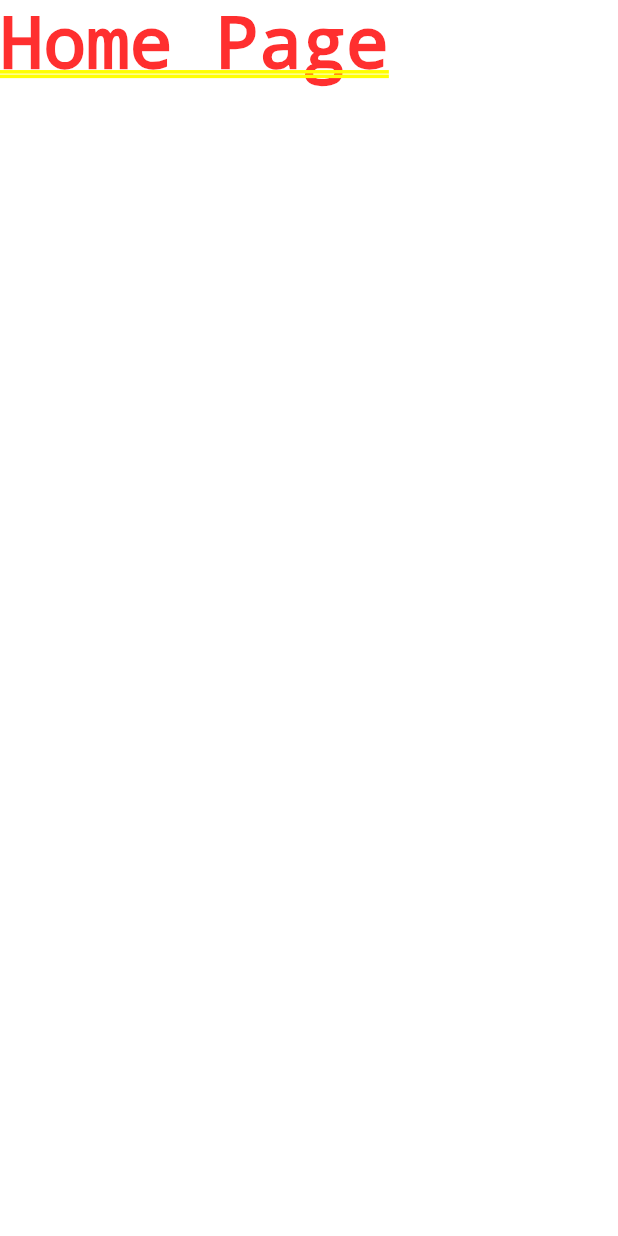
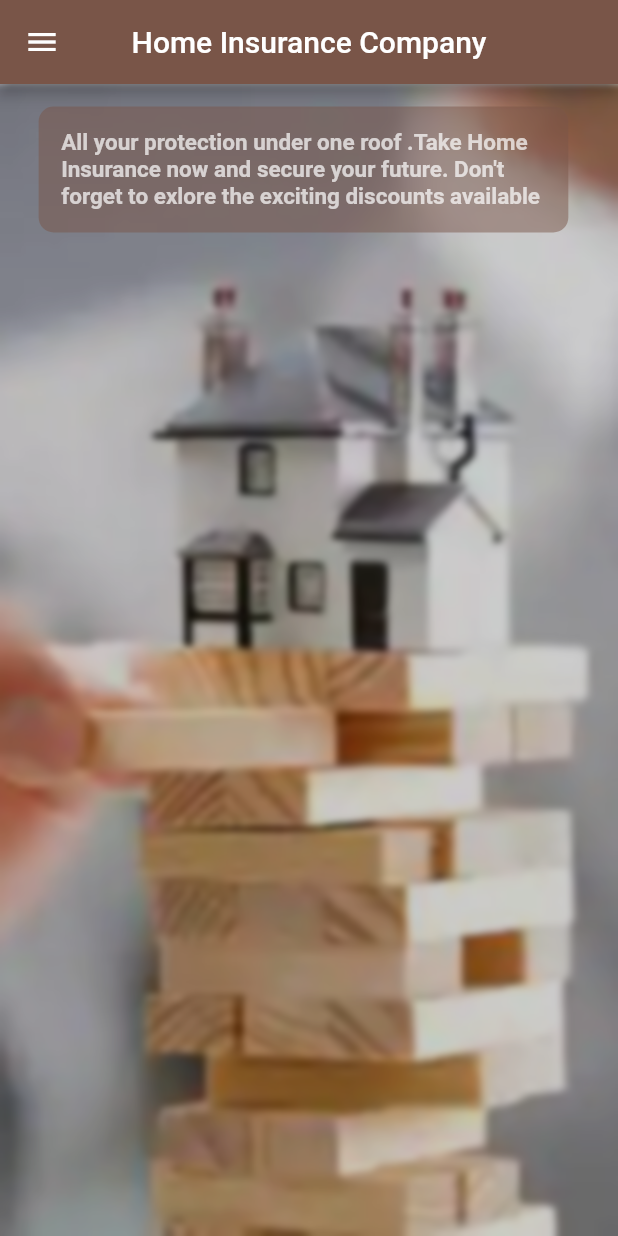
Before and after one commit to khushi2305/smart-home-insurance-discounts-app, a Flutter app: the screen it shows after launch, on a phone screen of 412 x 824 dp. Run offline on Flutter 3.47's test engine with Material 2 defaults, Android fonts, the phone set to English and light mode, and no system bars.

Commit message:
Added home page and linked it to menubar page

```diff
--- a/home_insurance_app/lib/main.dart
+++ b/home_insurance_app/lib/main.dart
@@ -1,5 +1,5 @@
 import 'package:flutter/material.dart';
-
+import 'package:homeinsuranceapp/pages/home.dart';
 void main()  {
   runApp(MyApp());
 }
@@ -8,7 +8,9 @@ class MyApp extends StatelessWidget {
 
   Widget build(BuildContext context) {
     return MaterialApp(
-      home:Text('Home Page'),
+      routes:{
+        '/':(context)=>HomePage(),
+      },
     );
   }
 }
--- /dev/null
+++ b/home_insurance_app/lib/pages/home.dart
@@ -0,0 +1,67 @@
+import 'package:flutter/material.dart';
+import 'package:homeinsuranceapp/pages/menubar.dart';
+import 'dart:ui';
+
+
+class HomePage extends StatefulWidget {
+  @override
+  _HomePageState createState() => _HomePageState();
+}
+
+class _HomePageState extends State<HomePage> {
+  @override
+  Widget build(BuildContext context) {
+  MediaQueryData mediaQuery = MediaQuery.of(context);
+  double screenwidth= mediaQuery.size.width;
+    return Scaffold(
+      drawer:AppDrawer(), // Sidebar
+      appBar:AppBar(
+        title:Text('Home Insurance Company'),
+        centerTitle: true ,
+        backgroundColor: Colors.brown,
+        ),
+      body:Stack(children: <Widget>[
+        Container(                        // Container will contain a blur background image
+          decoration:BoxDecoration(
+            image:DecorationImage(
+              image:AssetImage('assets/HomePage.jpg'),
+              fit:BoxFit.cover,
+              )
+            ),
+            child:BackdropFilter(
+              filter:ImageFilter.blur(sigmaX:2.0, sigmaY:2.0,),
+              child:Container(
+                decoration:BoxDecoration(    //BoxDecoration required for setting the opacity why ?
+                  color: Colors.black.withOpacity(0.2),
+                ),
+              ),
+            ),
+          ),
+        Container(
+          child: Container(
+            margin:EdgeInsets.only(top:15.0 , left:screenwidth/16,right:screenwidth/16), //Orientation compactible
+            padding:EdgeInsets.all(15.0),
+            width:6*screenwidth/7,
+            decoration:BoxDecoration(
+              color:Colors.brown.withOpacity(0.5),
+              shape:BoxShape.rectangle,
+              borderRadius:BorderRadius.circular(10.0),
+              ),
+            child: Align(
+              heightFactor: 1.0,
+              child: Text(
+                "All your protection under one roof .Take Home Insurance now and secure your future. Don't forget to exlore the exciting discounts available ",
+                style:TextStyle(
+                  color:Colors.white70,
+                  fontWeight:FontWeight.bold,
+                  fontSize:15.0,
+                )
+                ),
+              ),
+            ),
+          ),
+        ],
+      ),
+    );
+  }
+}
```
